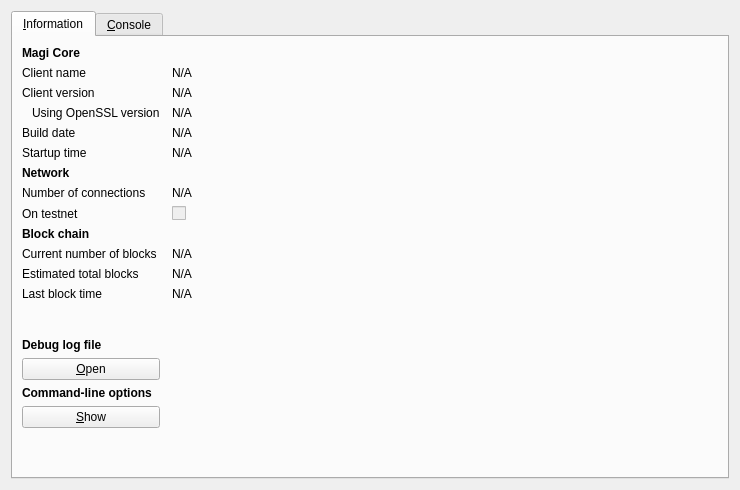
Qt form src/qt/forms/rpcconsole.ui (m-pays/magi) before a commit.
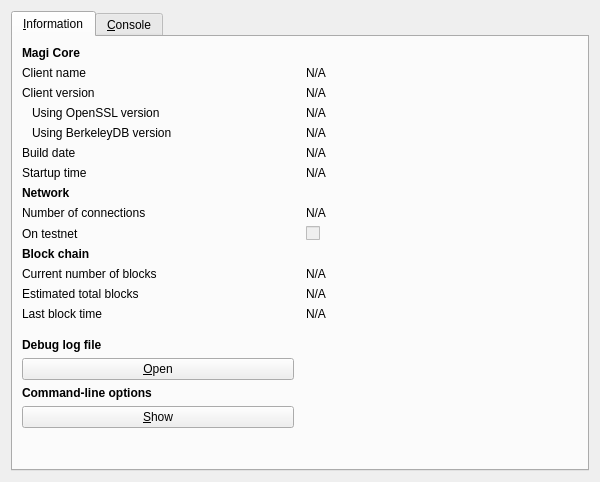
The same form after that commit. The open tabs and pages were chosen to show the change. Icons and pictures are not drawn.

Diff of the .ui file:
```diff
--- a/src/qt/forms/rpcconsole.ui
+++ b/src/qt/forms/rpcconsole.ui
@@ -6,10 +6,16 @@
    <rect>
     <x>0</x>
     <y>0</y>
-    <width>740</width>
-    <height>490</height>
+    <width>600</width>
+    <height>482</height>
    </rect>
   </property>
+  <property name="sizePolicy">
+   <sizepolicy hsizetype="Preferred" vsizetype="Expanding">
+    <horstretch>0</horstretch>
+    <verstretch>0</verstretch>
+   </sizepolicy>
+  </property>
   <property name="windowTitle">
    <string>Magi - Debug window</string>
   </property>
@@ -23,20 +29,14 @@
       <attribute name="title">
        <string>&amp;Information</string>
       </attribute>
-      <layout class="QGridLayout" name="gridLayout" columnstretch="0,1">
+      <layout class="QGridLayout" name="gridLayout" columnstretch="0,0">
        <property name="horizontalSpacing">
         <number>12</number>
        </property>
-       <item row="0" column="0">
-        <widget class="QLabel" name="label_9">
-         <property name="font">
-          <font>
-           <weight>75</weight>
-           <bold>true</bold>
-          </font>
-         </property>
+       <item row="11" column="0">
+        <widget class="QLabel" name="label_3">
          <property name="text">
-          <string>Magi Core</string>
+          <string>Current number of blocks</string>
          </property>
         </widget>
        </item>
@@ -47,26 +47,62 @@
          </property>
         </widget>
        </item>
-       <item row="1" column="1">
-        <widget class="QLabel" name="clientName">
-         <property name="cursor">
-          <cursorShape>IBeamCursor</cursorShape>
+       <item row="0" column="0">
+        <widget class="QLabel" name="label_9">
+         <property name="font">
+          <font>
+           <weight>75</weight>
+           <bold>true</bold>
+          </font>
          </property>
          <property name="text">
-          <string>N/A</string>
+          <string>Magi Core</string>
          </property>
-         <property name="textFormat">
-          <enum>Qt::PlainText</enum>
+        </widget>
+       </item>
+       <item row="10" column="0">
+        <widget class="QLabel" name="label_10">
+         <property name="font">
+          <font>
+           <weight>75</weight>
+           <bold>true</bold>
+          </font>
          </property>
-         <property name="textInteractionFlags">
-          <set>Qt::LinksAccessibleByMouse|Qt::TextSelectableByKeyboard|Qt::TextSelectableByMouse</set>
+         <property name="text">
+          <string>Block chain</string>
          </property>
         </widget>
        </item>
-       <item row="2" column="0">
-        <widget class="QLabel" name="label_6">
+       <item row="13" column="0">
+        <widget class="QLabel" name="label_2">
          <property name="text">
-          <string>Client version</string>
+          <string>Last block time</string>
+         </property>
+        </widget>
+       </item>
+       <item row="16" column="0">
+        <widget class="QPushButton" name="openDebugLogfileButton">
+         <property name="toolTip">
+          <string>Open the Magi debug log file from the current data directory. This can take a few seconds for large log files.</string>
+         </property>
+         <property name="text">
+          <string>&amp;Open</string>
+         </property>
+         <property name="autoDefault">
+          <bool>false</bool>
+         </property>
+        </widget>
+       </item>
+       <item row="18" column="0">
+        <widget class="QPushButton" name="showCLOptionsButton">
+         <property name="toolTip">
+          <string>Show the Magi-Qt help message to get a list with possible Magi command-line options.</string>
+         </property>
+         <property name="text">
+          <string>&amp;Show</string>
+         </property>
+         <property name="autoDefault">
+          <bool>false</bool>
          </property>
         </widget>
        </item>
@@ -86,13 +122,26 @@
          </property>
         </widget>
        </item>
-       <item row="3" column="0">
-        <widget class="QLabel" name="label_14">
+       <item row="5" column="1">
+        <widget class="QLabel" name="buildDate">
+         <property name="cursor">
+          <cursorShape>IBeamCursor</cursorShape>
+         </property>
          <property name="text">
-          <string>Using OpenSSL version</string>
+          <string>N/A</string>
          </property>
-         <property name="indent">
-          <number>10</number>
+         <property name="textFormat">
+          <enum>Qt::PlainText</enum>
+         </property>
+         <property name="textInteractionFlags">
+          <set>Qt::LinksAccessibleByMouse|Qt::TextSelectableByKeyboard|Qt::TextSelectableByMouse</set>
+         </property>
+        </widget>
+       </item>
+       <item row="9" column="0">
+        <widget class="QLabel" name="label_8">
+         <property name="text">
+          <string>On testnet</string>
          </property>
         </widget>
        </item>
@@ -112,53 +161,37 @@
          </property>
         </widget>
        </item>
-       <item row="4" column="0">
-        <widget class="QLabel" name="label_12">
-         <property name="text">
-          <string>Build date</string>
-         </property>
-        </widget>
-       </item>
-       <item row="4" column="1">
-        <widget class="QLabel" name="buildDate">
-         <property name="cursor">
-          <cursorShape>IBeamCursor</cursorShape>
-         </property>
-         <property name="text">
-          <string>N/A</string>
-         </property>
-         <property name="textFormat">
-          <enum>Qt::PlainText</enum>
-         </property>
-         <property name="textInteractionFlags">
-          <set>Qt::LinksAccessibleByMouse|Qt::TextSelectableByKeyboard|Qt::TextSelectableByMouse</set>
-         </property>
-        </widget>
-       </item>
-       <item row="5" column="0">
+       <item row="6" column="0">
         <widget class="QLabel" name="label_13">
          <property name="text">
           <string>Startup time</string>
          </property>
         </widget>
        </item>
-       <item row="5" column="1">
-        <widget class="QLabel" name="startupTime">
-         <property name="cursor">
-          <cursorShape>IBeamCursor</cursorShape>
+       <item row="15" column="0">
+        <widget class="QLabel" name="labelDebugLogfile">
+         <property name="font">
+          <font>
+           <weight>75</weight>
+           <bold>true</bold>
+          </font>
          </property>
          <property name="text">
-          <string>N/A</string>
+          <string>Debug log file</string>
          </property>
-         <property name="textFormat">
-          <enum>Qt::PlainText</enum>
+        </widget>
+       </item>
+       <item row="2" column="0">
+        <widget class="QLabel" name="label_6">
+         <property name="text">
+          <string>Client version</string>
          </property>
          <property name="textInteractionFlags">
           <set>Qt::LinksAccessibleByMouse|Qt::TextSelectableByKeyboard|Qt::TextSelectableByMouse</set>
          </property>
         </widget>
        </item>
-       <item row="6" column="0">
+       <item row="7" column="0">
         <widget class="QLabel" name="label_11">
          <property name="font">
           <font>
@@ -171,15 +204,15 @@
          </property>
         </widget>
        </item>
-       <item row="7" column="0">
-        <widget class="QLabel" name="label_7">
+       <item row="5" column="0">
+        <widget class="QLabel" name="label_12">
          <property name="text">
-          <string>Number of connections</string>
+          <string>Build date</string>
          </property>
         </widget>
        </item>
-       <item row="7" column="1">
-        <widget class="QLabel" name="numberOfConnections">
+       <item row="13" column="1">
+        <widget class="QLabel" name="lastBlockTime">
          <property name="cursor">
           <cursorShape>IBeamCursor</cursorShape>
          </property>
@@ -194,14 +227,36 @@
          </property>
         </widget>
        </item>
-       <item row="8" column="0">
-        <widget class="QLabel" name="label_8">
-         <property name="text">
-          <string>On testnet</string>
+       <item row="14" column="0">
+        <spacer name="verticalSpacer_2">
+         <property name="orientation">
+          <enum>Qt::Vertical</enum>
          </property>
-        </widget>
+         <property name="sizeHint" stdset="0">
+          <size>
+           <width>20</width>
+           <height>20</height>
+          </size>
+         </property>
+        </spacer>
        </item>
        <item row="8" column="1">
+        <widget class="QLabel" name="numberOfConnections">
+         <property name="cursor">
+          <cursorShape>IBeamCursor</cursorShape>
+         </property>
+         <property name="text">
+          <string>N/A</string>
+         </property>
+         <property name="textFormat">
+          <enum>Qt::PlainText</enum>
+         </property>
+         <property name="textInteractionFlags">
+          <set>Qt::LinksAccessibleByMouse|Qt::TextSelectableByKeyboard|Qt::TextSelectableByMouse</set>
+         </property>
+        </widget>
+       </item>
+       <item row="9" column="1">
         <widget class="QCheckBox" name="isTestNet">
          <property name="enabled">
           <bool>false</bool>
@@ -211,28 +266,21 @@
          </property>
         </widget>
        </item>
-       <item row="9" column="0">
-        <widget class="QLabel" name="label_10">
-         <property name="font">
-          <font>
-           <weight>75</weight>
-           <bold>true</bold>
-          </font>
+       <item row="6" column="1">
+        <widget class="QLabel" name="startupTime">
+         <property name="cursor">
+          <cursorShape>IBeamCursor</cursorShape>
          </property>
          <property name="text">
-          <string>Block chain</string>
+          <string>N/A</string>
          </property>
-        </widget>
-       </item>
-       <item row="10" column="0">
-        <widget class="QLabel" name="label_3">
-         <property name="text">
-          <string>Current number of blocks</string>
+         <property name="textFormat">
+          <enum>Qt::PlainText</enum>
          </property>
         </widget>
        </item>
-       <item row="10" column="1">
-        <widget class="QLabel" name="numberOfBlocks">
+       <item row="12" column="1">
+        <widget class="QLabel" name="totalBlocks">
          <property name="cursor">
           <cursorShape>IBeamCursor</cursorShape>
          </property>
@@ -247,15 +295,35 @@
          </property>
         </widget>
        </item>
-       <item row="11" column="0">
+       <item row="12" column="0">
         <widget class="QLabel" name="label_4">
          <property name="text">
           <string>Estimated total blocks</string>
          </property>
         </widget>
        </item>
+       <item row="19" column="0">
+        <spacer name="verticalSpacer">
+         <property name="orientation">
+          <enum>Qt::Vertical</enum>
+         </property>
+         <property name="sizeHint" stdset="0">
+          <size>
+           <width>20</width>
+           <height>40</height>
+          </size>
+         </property>
+        </spacer>
+       </item>
+       <item row="8" column="0">
+        <widget class="QLabel" name="label_7">
+         <property name="text">
+          <string>Number of connections</string>
+         </property>
+        </widget>
+       </item>
        <item row="11" column="1">
-        <widget class="QLabel" name="totalBlocks">
+        <widget class="QLabel" name="numberOfBlocks">
          <property name="cursor">
           <cursorShape>IBeamCursor</cursorShape>
          </property>
@@ -270,15 +338,8 @@
          </property>
         </widget>
        </item>
-       <item row="12" column="0">
-        <widget class="QLabel" name="label_2">
-         <property name="text">
-          <string>Last block time</string>
-         </property>
-        </widget>
-       </item>
-       <item row="12" column="1">
-        <widget class="QLabel" name="lastBlockTime">
+       <item row="1" column="1">
+        <widget class="QLabel" name="clientName">
          <property name="cursor">
           <cursorShape>IBeamCursor</cursorShape>
          </property>
@@ -293,46 +354,7 @@
          </property>
         </widget>
        </item>
-       <item row="13" column="0">
-        <spacer name="verticalSpacer_2">
-         <property name="orientation">
-          <enum>Qt::Vertical</enum>
-         </property>
-         <property name="sizeHint" stdset="0">
-          <size>
-           <width>20</width>
-           <height>20</height>
-          </size>
-         </property>
-        </spacer>
-       </item>
-       <item row="14" column="0">
-        <widget class="QLabel" name="labelDebugLogfile">
-         <property name="font">
-          <font>
-           <weight>75</weight>
-           <bold>true</bold>
-          </font>
-         </property>
-         <property name="text">
-          <string>Debug log file</string>
-         </property>
-        </widget>
-       </item>
-       <item row="15" column="0">
-        <widget class="QPushButton" name="openDebugLogfileButton">
-         <property name="toolTip">
-          <string>Open the Magi debug log file from the current data directory. This can take a few seconds for large log files.</string>
-         </property>
-         <property name="text">
-          <string>&amp;Open</string>
-         </property>
-         <property name="autoDefault">
-          <bool>false</bool>
-         </property>
-        </widget>
-       </item>
-       <item row="16" column="0">
+       <item row="17" column="0">
         <widget class="QLabel" name="labelCLOptions">
          <property name="font">
           <font>
@@ -345,31 +367,50 @@
          </property>
         </widget>
        </item>
-       <item row="17" column="0">
-        <widget class="QPushButton" name="showCLOptionsButton">
-         <property name="toolTip">
-          <string>Show the Magi-Qt help message to get a list with possible Magi command-line options.</string>
+       <item row="4" column="1">
+        <widget class="QLabel" name="berkeleyDBVersion">
+         <property name="cursor">
+          <cursorShape>IBeamCursor</cursorShape>
          </property>
          <property name="text">
-          <string>&amp;Show</string>
+          <string>N/A</string>
          </property>
-         <property name="autoDefault">
-          <bool>false</bool>
+         <property name="textFormat">
+          <enum>Qt::PlainText</enum>
          </property>
         </widget>
        </item>
-       <item row="18" column="0">
-        <spacer name="verticalSpacer">
-         <property name="orientation">
-          <enum>Qt::Vertical</enum>
+       <item row="3" column="0">
+        <widget class="QLabel" name="label_14">
+         <property name="sizePolicy">
+          <sizepolicy hsizetype="Preferred" vsizetype="Preferred">
+           <horstretch>0</horstretch>
+           <verstretch>0</verstretch>
+          </sizepolicy>
          </property>
-         <property name="sizeHint" stdset="0">
-          <size>
-           <width>20</width>
-           <height>40</height>
-          </size>
+         <property name="text">
+          <string>Using OpenSSL version</string>
          </property>
-        </spacer>
+         <property name="indent">
+          <number>10</number>
+         </property>
+        </widget>
+       </item>
+       <item row="4" column="0">
+        <widget class="QLabel" name="label_15">
+         <property name="sizePolicy">
+          <sizepolicy hsizetype="Preferred" vsizetype="Preferred">
+           <horstretch>0</horstretch>
+           <verstretch>0</verstretch>
+          </sizepolicy>
+         </property>
+         <property name="text">
+          <string>Using BerkeleyDB version</string>
+         </property>
+         <property name="indent">
+          <number>10</number>
+         </property>
+        </widget>
        </item>
       </layout>
      </widget>
```
Left out of the diff: 11 changed lines with no effect on the pictures.
